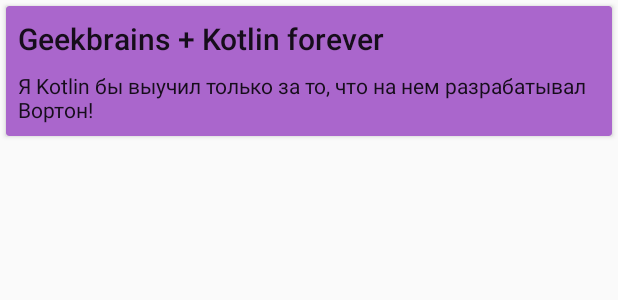
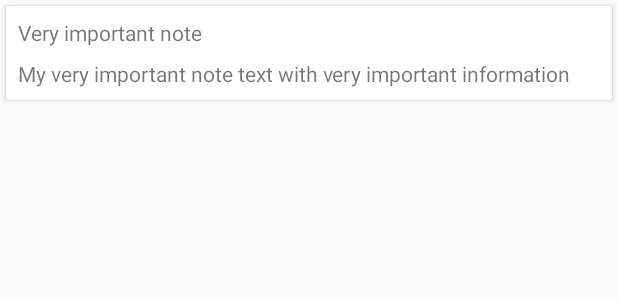
Before and after one commit to Headgrass/TrainProj, an Android app: the layout item_note.xml on its own in the app's theme, with its tools: preview values and no code run, on a phone screen of 412 x 824 dp. Shown: the top 300 px of the screen. Run offline under Robolectric (Android 15) with nearby library versions, the phone set to English and light mode, and no system bars.

Commit message:
Всё работает!

```diff
--- a/app/build.gradle
+++ b/app/build.gradle
@@ -2,6 +2,7 @@ apply plugin: 'com.android.application'
 apply plugin: 'kotlin-android'
 apply plugin: 'kotlin-android-extensions'
 apply plugin: 'com.google.gms.google-services'
+apply plugin: 'kotlin-kapt'
 
 android {
     compileSdkVersion 29
@@ -30,7 +31,9 @@ dependencies {
     def lifecycle_version = "1.1.1"
     def support_version = "27.1.1"
 
-    implementation "android.arch.lifecycle:extensions:$lifecycle_version"
+    implementation 'androidx.lifecycle:lifecycle-runtime:2.2.0'
+    implementation 'androidx.lifecycle:lifecycle-extensions:2.2.0'
+    kapt 'androidx.lifecycle:lifecycle-compiler:2.2.0'
     implementation "com.android.support:design:$support_version"
     implementation "com.android.support:cardview-v7:$support_version"
 
--- a/app/src/main/java/ru/geekbrains/trainprojkotlin/ui/base/BaseActivity.kt
+++ b/app/src/main/java/ru/geekbrains/trainprojkotlin/ui/base/BaseActivity.kt
@@ -52,7 +52,7 @@ abstract class BaseActivity<T, S : BaseViewState<T>> : AppCompatActivity() {
 
         val intent = AuthUI.getInstance()
             .createSignInIntentBuilder()
-            .setLogo(R.drawable.android_robot_background)
+            .setLogo(R.drawable.android_robot)
             .setTheme(R.style.LoginStyle)
             .setAvailableProviders(providers)
             .build()
--- a/app/src/main/java/ru/geekbrains/trainprojkotlin/ui/splash/SplashActivity.kt
+++ b/app/src/main/java/ru/geekbrains/trainprojkotlin/ui/splash/SplashActivity.kt
@@ -1,21 +1,21 @@
 package ru.geekbrains.trainprojkotlin.ui.splash
 
-import androidx.lifecycle.ViewModel
+import android.os.Handler
 import androidx.lifecycle.ViewModelProvider
-import androidx.lifecycle.ViewModelProviders
 import ru.geekbrains.trainprojkotlin.ui.base.BaseActivity
 
 import ru.geekbrains.trainprojkotlin.ui.main.MainActivity
 
 class SplashActivity : BaseActivity<Boolean?, SplashViewState>() {
     override val viewModel: SplashViewModel by lazy {
-        ViewModelProviders.of(this).get(SplashViewModel::class.java)
+        ViewModelProvider(this).get(SplashViewModel::class.java)
     }
 
     override val layoutRes = null
 
     override fun onResume() {
         super.onResume()
+        Handler().postDelayed({viewModel.requestUser()}, 1000)
         viewModel.requestUser()
     }
 
--- a/app/src/main/res/drawable/android_robot_background.xml
+++ /dev/null
@@ -1,74 +0,0 @@
-<?xml version="1.0" encoding="utf-8"?>
-<vector
-    android:height="108dp"
-    android:width="108dp"
-    android:viewportHeight="108"
-    android:viewportWidth="108"
-    xmlns:android="http://schemas.android.com/apk/res/android">
-    <path android:fillColor="#3DDC84"
-          android:pathData="M0,0h108v108h-108z"/>
-    <path android:fillColor="#00000000" android:pathData="M9,0L9,108"
-          android:strokeColor="#33FFFFFF" android:strokeWidth="0.8"/>
-    <path android:fillColor="#00000000" android:pathData="M19,0L19,108"
-          android:strokeColor="#33FFFFFF" android:strokeWidth="0.8"/>
-    <path android:fillColor="#00000000" android:pathData="M29,0L29,108"
-          android:strokeColor="#33FFFFFF" android:strokeWidth="0.8"/>
-    <path android:fillColor="#00000000" android:pathData="M39,0L39,108"
-          android:strokeColor="#33FFFFFF" android:strokeWidth="0.8"/>
-    <path android:fillColor="#00000000" android:pathData="M49,0L49,108"
-          android:strokeColor="#33FFFFFF" android:strokeWidth="0.8"/>
-    <path android:fillColor="#00000000" android:pathData="M59,0L59,108"
-          android:strokeColor="#33FFFFFF" android:strokeWidth="0.8"/>
-    <path android:fillColor="#00000000" android:pathData="M69,0L69,108"
-          android:strokeColor="#33FFFFFF" android:strokeWidth="0.8"/>
-    <path android:fillColor="#00000000" android:pathData="M79,0L79,108"
-          android:strokeColor="#33FFFFFF" android:strokeWidth="0.8"/>
-    <path android:fillColor="#00000000" android:pathData="M89,0L89,108"
-          android:strokeColor="#33FFFFFF" android:strokeWidth="0.8"/>
-    <path android:fillColor="#00000000" android:pathData="M99,0L99,108"
-          android:strokeColor="#33FFFFFF" android:strokeWidth="0.8"/>
-    <path android:fillColor="#00000000" android:pathData="M0,9L108,9"
-          android:strokeColor="#33FFFFFF" android:strokeWidth="0.8"/>
-    <path android:fillColor="#00000000" android:pathData="M0,19L108,19"
-          android:strokeColor="#33FFFFFF" android:strokeWidth="0.8"/>
-    <path android:fillColor="#00000000" android:pathData="M0,29L108,29"
-          android:strokeColor="#33FFFFFF" android:strokeWidth="0.8"/>
-    <path android:fillColor="#00000000" android:pathData="M0,39L108,39"
-          android:strokeColor="#33FFFFFF" android:strokeWidth="0.8"/>
-    <path android:fillColor="#00000000" android:pathData="M0,49L108,49"
-          android:strokeColor="#33FFFFFF" android:strokeWidth="0.8"/>
-    <path android:fillColor="#00000000" android:pathData="M0,59L108,59"
-          android:strokeColor="#33FFFFFF" android:strokeWidth="0.8"/>
-    <path android:fillColor="#00000000" android:pathData="M0,69L108,69"
-          android:strokeColor="#33FFFFFF" android:strokeWidth="0.8"/>
-    <path android:fillColor="#00000000" android:pathData="M0,79L108,79"
-          android:strokeColor="#33FFFFFF" android:strokeWidth="0.8"/>
-    <path android:fillColor="#00000000" android:pathData="M0,89L108,89"
-          android:strokeColor="#33FFFFFF" android:strokeWidth="0.8"/>
-    <path android:fillColor="#00000000" android:pathData="M0,99L108,99"
-          android:strokeColor="#33FFFFFF" android:strokeWidth="0.8"/>
-    <path android:fillColor="#00000000" android:pathData="M19,29L89,29"
-          android:strokeColor="#33FFFFFF" android:strokeWidth="0.8"/>
-    <path android:fillColor="#00000000" android:pathData="M19,39L89,39"
-          android:strokeColor="#33FFFFFF" android:strokeWidth="0.8"/>
-    <path android:fillColor="#00000000" android:pathData="M19,49L89,49"
-          android:strokeColor="#33FFFFFF" android:strokeWidth="0.8"/>
-    <path android:fillColor="#00000000" android:pathData="M19,59L89,59"
-          android:strokeColor="#33FFFFFF" android:strokeWidth="0.8"/>
-    <path android:fillColor="#00000000" android:pathData="M19,69L89,69"
-          android:strokeColor="#33FFFFFF" android:strokeWidth="0.8"/>
-    <path android:fillColor="#00000000" android:pathData="M19,79L89,79"
-          android:strokeColor="#33FFFFFF" android:strokeWidth="0.8"/>
-    <path android:fillColor="#00000000" android:pathData="M29,19L29,89"
-          android:strokeColor="#33FFFFFF" android:strokeWidth="0.8"/>
-    <path android:fillColor="#00000000" android:pathData="M39,19L39,89"
-          android:strokeColor="#33FFFFFF" android:strokeWidth="0.8"/>
-    <path android:fillColor="#00000000" android:pathData="M49,19L49,89"
-          android:strokeColor="#33FFFFFF" android:strokeWidth="0.8"/>
-    <path android:fillColor="#00000000" android:pathData="M59,19L59,89"
-          android:strokeColor="#33FFFFFF" android:strokeWidth="0.8"/>
-    <path android:fillColor="#00000000" android:pathData="M69,19L69,89"
-          android:strokeColor="#33FFFFFF" android:strokeWidth="0.8"/>
-    <path android:fillColor="#00000000" android:pathData="M79,19L79,89"
-          android:strokeColor="#33FFFFFF" android:strokeWidth="0.8"/>
-</vector>
--- a/app/src/main/res/drawable/ic_add_24.xml
+++ b/app/src/main/res/drawable/ic_add_24.xml
@@ -1,5 +1,5 @@
 <vector android:height="24dp" android:tint="#FFFFFF"
-    android:viewportHeight="24.0" android:viewportWidth="24.0"
+    android:viewportHeight="24" android:viewportWidth="24"
     android:width="24dp" xmlns:android="http://schemas.android.com/apk/res/android">
-    <path android:fillColor="#FF000000" android:pathData="M19,13h-6v6h-2v-6H5v-2h6V5h2v6h6v2z"/>
+    <path android:fillColor="@android:color/white" android:pathData="M19,13h-6v6h-2v-6H5v-2h6V5h2v6h6v2z"/>
 </vector>
--- a/app/src/main/res/drawable/splash.xml
+++ b/app/src/main/res/drawable/splash.xml
@@ -1,9 +1,9 @@
 <?xml version="1.0" encoding="utf-8"?>
 <layer-list xmlns:android="http://schemas.android.com/apk/res/android">
-    <item android:drawable="@color/white"/>
-    <item>
-        <bitmap
-            android:gravity="center"
-            android:src="@drawable/android_robot_background"/>
-    </item>
+<item android:drawable="@color/white"/>
+<item>
+    <bitmap
+        android:gravity="center"
+        android:src="@drawable/android_robot"/>
+</item>
 </layer-list>
--- a/app/src/main/res/layout/item_note.xml
+++ b/app/src/main/res/layout/item_note.xml
@@ -1,13 +1,10 @@
 <?xml version="1.0" encoding="utf-8"?>
 <androidx.cardview.widget.CardView xmlns:android="http://schemas.android.com/apk/res/android"
+    xmlns:app="http://schemas.android.com/apk/res-auto"
     xmlns:tools="http://schemas.android.com/tools"
     android:layout_width="match_parent"
     android:layout_height="wrap_content"
-    android:layout_marginEnd="4dp"
-    android:layout_marginStart="4dp"
-    android:layout_marginTop="4dp"
-    android:layout_marginBottom="4dp"
-    tools:backgroundTint="@android:color/holo_purple">
+    android:layout_margin="4dp">
 
     <LinearLayout
         android:layout_width="match_parent"
@@ -16,20 +13,20 @@
 
         <TextView
             android:id="@+id/tv_title"
-            style="@style/TextAppearance.AppCompat.Title"
-            android:layout_width="match_parent"
+            android:layout_width="wrap_content"
             android:layout_height="wrap_content"
+            android:layout_marginTop="8dp"
+            android:layout_marginStart="8dp"
             android:layout_marginEnd="8dp"
-            android:layout_marginStart="8dp"
-            android:layout_marginTop="8dp"
-            tools:text="Geekbrains + Kotlin forever"/>
+            tools:text="Very important note"/>
 
         <TextView
             android:id="@+id/tv_text"
-            style="@style/TextAppearance.AppCompat"
             android:layout_width="match_parent"
             android:layout_height="wrap_content"
             android:layout_margin="8dp"
-            tools:text="Я Kotlin бы выучил только за то, что на нем разрабатывал Вортон!"/>
+            tools:text="My very important note text with very important information"/>
+
     </LinearLayout>
+
 </androidx.cardview.widget.CardView>
--- a/app/src/main/res/mipmap-anydpi-v26/ic_launcher.xml
+++ b/app/src/main/res/mipmap-anydpi-v26/ic_launcher.xml
@@ -1,5 +1,5 @@
 <?xml version="1.0" encoding="utf-8"?>
 <adaptive-icon xmlns:android="http://schemas.android.com/apk/res/android">
-    <background android:drawable="@drawable/ic_launcher_background" />
-    <foreground android:drawable="@drawable/ic_launcher_foreground" />
+    <background android:drawable="@drawable/ic_launcher_background"/>
+    <foreground android:drawable="@drawable/ic_launcher_foreground"/>
 </adaptive-icon>
--- a/app/src/main/res/mipmap-anydpi-v26/ic_launcher_round.xml
+++ b/app/src/main/res/mipmap-anydpi-v26/ic_launcher_round.xml
@@ -1,5 +1,5 @@
 <?xml version="1.0" encoding="utf-8"?>
 <adaptive-icon xmlns:android="http://schemas.android.com/apk/res/android">
-    <background android:drawable="@drawable/ic_launcher_background" />
-    <foreground android:drawable="@drawable/ic_launcher_foreground" />
+    <background android:drawable="@drawable/ic_launcher_background"/>
+    <foreground android:drawable="@drawable/ic_launcher_foreground"/>
 </adaptive-icon>
```
Also changed, not shown: app/src/main/res/drawable-v24/ic_launcher_foreground.xml (+14 -10 lines), app/src/main/res/drawable/android_robot_foreground.xml (deleted, +0 -13 lines), app/src/main/res/drawable/ic_launcher_background.xml (+70 -166 lines), app/src/main/res/layout/activity_main.xml (+4 -10 lines), app/src/main/res/layout/activity_note.xml (+8 -3 lines), app/src/main/res/drawable/android_robot.png (renamed from app/src/main/res/mipmap-xhdpi/android_robot.png).
